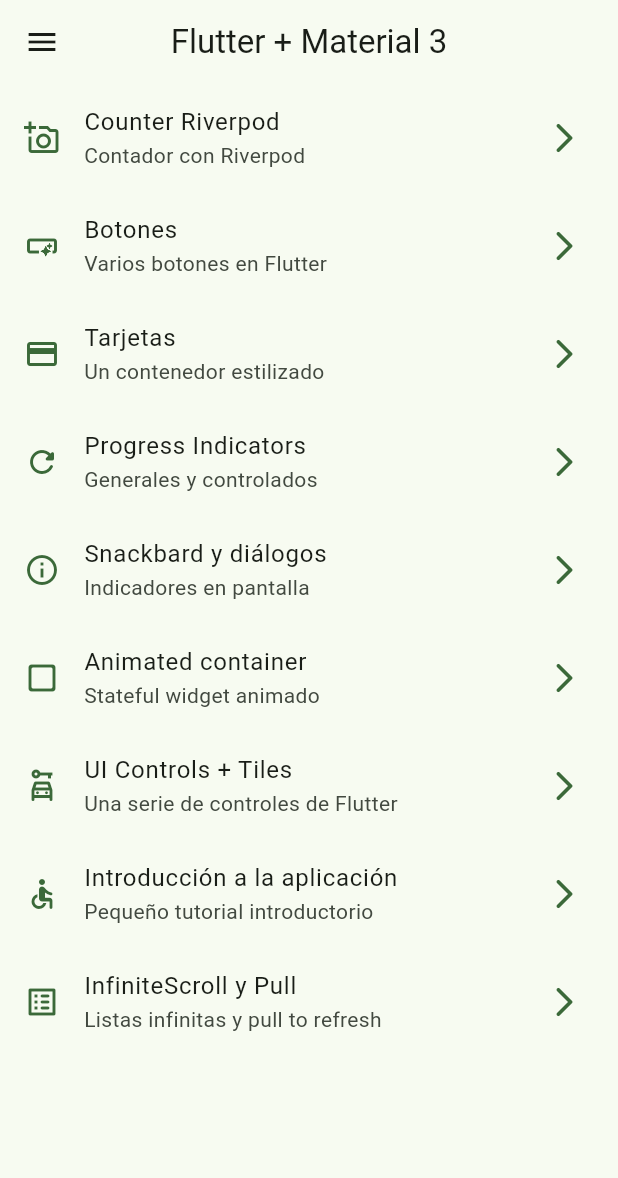
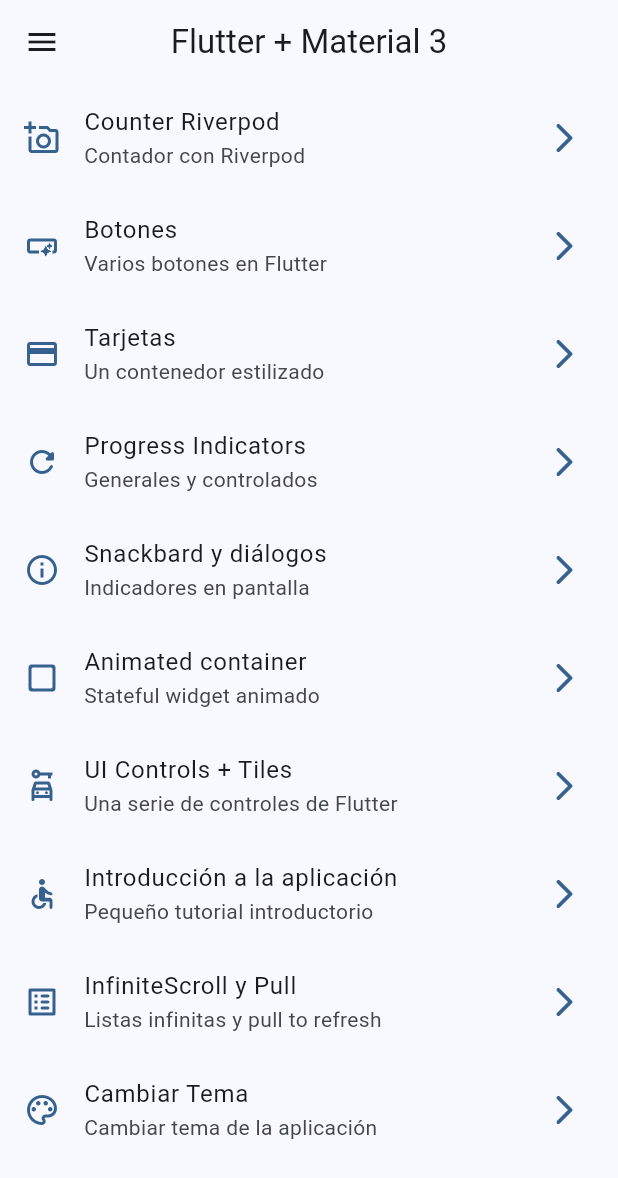
Before and after one commit to josuemedinaguerrero/riverpod-flutter, a Flutter app: the screen it shows after launch, on a phone screen of 412 x 824 dp. Shown: the top 1178 px of the screen. Run offline on Flutter 3.47's test engine with Material 3 defaults, Android fonts, the phone set to English and light mode, and no system bars; our stand-ins replace animate_do, flutter_riverpod, go_router.

Commit message:
brightness mode

```diff
--- a/lib/config/menu/menu_items.dart
+++ b/lib/config/menu/menu_items.dart
@@ -77,4 +77,11 @@ const appMenuItems = <MenuItems>[
     link: '/infinite',
     icon: Icons.list_alt_rounded,
   ),
+
+  MenuItems(
+    title: 'Cambiar Tema',
+    subTitle: 'Cambiar tema de la aplicación',
+    link: '/theme-changer',
+    icon: Icons.color_lens_outlined,
+  ),
 ];
--- a/lib/config/router/app_router.dart
+++ b/lib/config/router/app_router.dart
@@ -64,5 +64,11 @@ final appRouter = GoRouter(
       name: CounterScreen.name,
       builder: (context, state) => CounterScreen(),
     ),
+
+    GoRoute(
+      path: '/theme-changer',
+      name: ThemeChangerScreen.name,
+      builder: (context, state) => ThemeChangerScreen(),
+    ),
   ],
 );
--- a/lib/config/theme/app_theme.dart
+++ b/lib/config/theme/app_theme.dart
@@ -14,8 +14,9 @@ const colorList = <Color>[
 
 class AppTheme {
   final int selectedColor;
+  final bool isDarkMode;
 
-  AppTheme({this.selectedColor = 0})
+  AppTheme({this.selectedColor = 0, this.isDarkMode = false})
     : assert(selectedColor >= 0, 'Selected color must be greater then 0'),
       assert(
         selectedColor < colorList.length,
@@ -24,6 +25,7 @@ class AppTheme {
 
   ThemeData getTheme() => ThemeData(
     useMaterial3: true,
+    brightness: isDarkMode ? Brightness.dark : Brightness.light,
     colorSchemeSeed: colorList[selectedColor],
     appBarTheme: AppBarTheme(centerTitle: true),
   );
--- a/lib/main.dart
+++ b/lib/main.dart
@@ -3,21 +3,29 @@ import 'package:flutter_riverpod/flutter_riverpod.dart';
 
 import 'package:riverpod_intro/config/router/app_router.dart';
 import 'package:riverpod_intro/config/theme/app_theme.dart';
+import 'package:riverpod_intro/presentation/providers/theme_provider.dart';
 
 void main() {
   runApp(ProviderScope(child: const MainApp()));
 }
 
-class MainApp extends StatelessWidget {
+class MainApp extends ConsumerWidget {
   const MainApp({super.key});
 
   @override
-  Widget build(BuildContext context) {
+  Widget build(BuildContext context, WidgetRef ref) {
+    final isDarkMode = ref.watch(isDarkModeProvider);
+    final selectedColor = ref.watch(selectedColorProvider);
+
     return MaterialApp.router(
       title: 'Flutter Widgets',
       routerConfig: appRouter,
       debugShowCheckedModeBanner: false,
-      theme: AppTheme(selectedColor: 2).getTheme(),
+      theme:
+          AppTheme(
+            selectedColor: selectedColor,
+            isDarkMode: isDarkMode,
+          ).getTheme(),
     );
   }
 }
--- a/lib/presentation/providers/counter_provider.dart
+++ b/lib/presentation/providers/counter_provider.dart
@@ -0,0 +1,3 @@
+import 'package:flutter_riverpod/flutter_riverpod.dart';
+
+final counterProvider = StateProvider((ref) => 5);
--- /dev/null
+++ b/lib/presentation/providers/theme_provider.dart
@@ -0,0 +1,7 @@
+import 'package:flutter_riverpod/flutter_riverpod.dart';
+
+import 'package:riverpod_intro/config/theme/app_theme.dart';
+
+final isDarkModeProvider = StateProvider((ref) => false);
+final selectedColorProvider = StateProvider((ref) => 0);
+final colorListProvider = Provider((ref) => colorList);
--- a/lib/presentation/screens/screens.dart
+++ b/lib/presentation/screens/screens.dart
@@ -1,3 +1,4 @@
+export 'package:riverpod_intro/presentation/screens/theme_changer/theme_changer_screen.dart';
 export 'package:riverpod_intro/presentation/screens/counter/counter_screen.dart';
 export 'package:riverpod_intro/presentation/screens/animated/animated_screen.dart';
 export 'package:riverpod_intro/presentation/screens/app_tutorial/app_tutorial_screen.dart';
```
Also changed, not shown: lib/presentation/screens/counter/counter_screen.dart (+30 -4 lines), lib/presentation/screens/theme_changer/theme_changer_screen.dart (added, +58 -0 lines).
